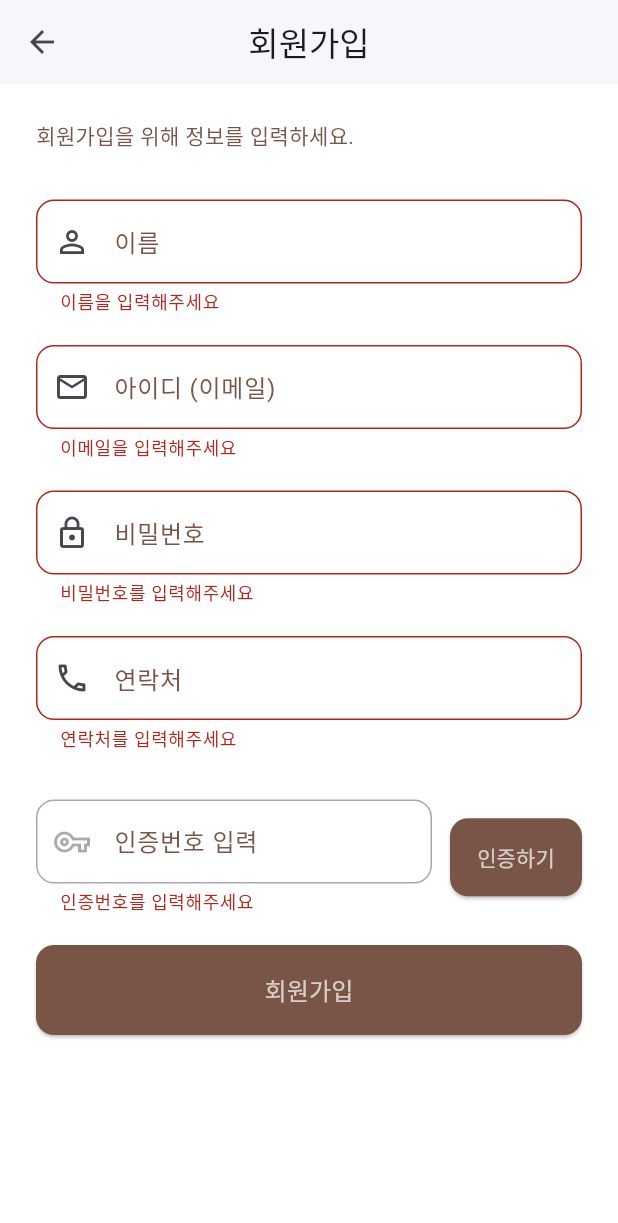
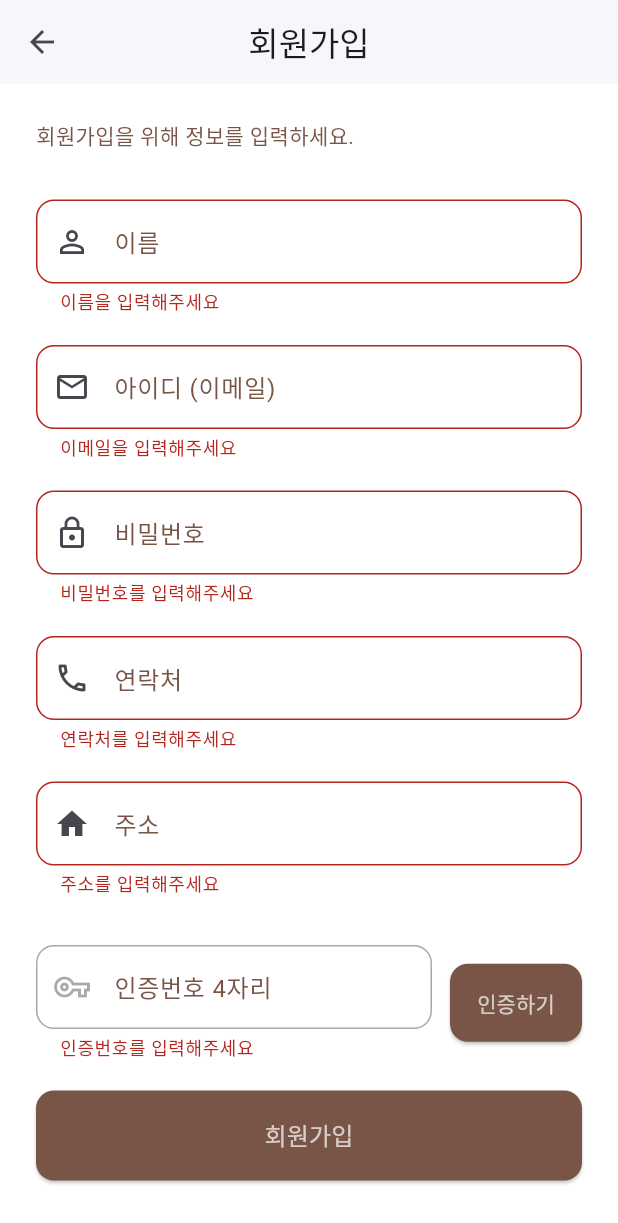
Before and after one commit to jungwL/MyApp, a Flutter app: the Joinuser screen opened directly, after a tap on "회원가입", on a phone screen of 412 x 824 dp. Shown: the top 1223 px of the screen. Run offline on Flutter 3.47's test engine with Material 3 defaults, Android fonts, the phone set to English and light mode, and no system bars; our stand-ins replace animated_text_kit, barcode_widget, easy_localization, flutter_dotenv, flutter_map, flutter_staggered_animations and 4 more; accounts and stored records are empty; network calls fail.

Commit message:
0829수정

```diff
--- a/lib/screens/join/joinUser.dart
+++ b/lib/screens/join/joinUser.dart
@@ -23,6 +23,7 @@ class _JoinUserState extends State<Joinuser> with SingleTickerProviderStateMixin
   final TextEditingController _passwordController = TextEditingController();
   final TextEditingController _phoneController = TextEditingController();
   final TextEditingController _authCodeController = TextEditingController();
+  final TextEditingController _userAddressController = TextEditingController();
 
   //커서 포커스
   final FocusNode _authCodeFocus = FocusNode();
@@ -64,14 +65,14 @@ class _JoinUserState extends State<Joinuser> with SingleTickerProviderStateMixin
           'userId': _emailController.text,         // 사용자 이메일(ID)
           'password': _passwordController.text,    // 사용자 비밀번호
           'phoneNumber': _phoneController.text,    // 사용자 전화번호
+          'userAddress' : _userAddressController.text, // 사용자 주소
         }),
       );
       print('회원가입 HTTP 요청 코드 :  ${response.statusCode}');
       // 서버가 200 OK 응답을 보낸 경우 → 회원가입 성공
       if (response.statusCode == 200) {
-        // 응답받은 JSON 데이터를 User 객체로 변환
-        final user = User.fromJson(json.decode(response.body));
-
+        final msg = response.body; // 그냥 문자열로 받음
+        print('서버통해 받은 메시지 : $msg');
         // 상단에 파란색 알림 표시 (회원가입 성공 메시지)
         ScaffoldMessenger.of(context).showSnackBar(
           const SnackBar(
@@ -106,7 +107,7 @@ class _JoinUserState extends State<Joinuser> with SingleTickerProviderStateMixin
 
       // 예외가 발생한 경우 (예: 서버 연결 실패, JSON 오류 등)
     } catch (e, stack) {
-      print('서버 예외 발생: $e');           // 예외 메시지 출력
+      print('서버 예외 발생: ${e.toString()}');           // 예외 메시지 출력
       print('스택 트레이스: $stack');        // 어디서 예외가 났는지 추적
       ScaffoldMessenger.of(context).showSnackBar(
         SnackBar(content: Text('서버 오류: ${e.toString()}')),  // 사용자에게 오류 메시지 표시
@@ -334,8 +335,32 @@ class _JoinUserState extends State<Joinuser> with SingleTickerProviderStateMixin
                     },
                   ),
 
+                  const SizedBox(height: 20),
+                  TextFormField(
+                    controller: _userAddressController,
+                    keyboardType: TextInputType.streetAddress,
+                    decoration: InputDecoration(
+                        labelText: '주소',
+                        labelStyle: const TextStyle(color: Colors.brown),
+                        prefixIcon: const Icon(Icons.home),
+                        filled: true,
+                        fillColor: Theme.of(context).brightness == Brightness.dark
+                            ? Colors.white10 // 다크모드일 때 연한 흰색
+                            : Colors.white,
+                        border: OutlineInputBorder(borderRadius: BorderRadius.circular(12)),
+                        focusedBorder: OutlineInputBorder(
+                          borderRadius: BorderRadius.circular(12),
+                          borderSide: const BorderSide(color: Colors.brown, width: 2),
+                        )
+                    ),
+                    validator: (value) {
+                      if (value == null || value.trim().isEmpty) {
+                        return '주소를 입력해주세요';
+                      }
+                      return null;
+                    }
+                  ),
                   const SizedBox(height: 32),
-
                   // 인증번호 입력 + 본인인증 버튼 Row
                   Row(
                     children: [
@@ -350,7 +375,7 @@ class _JoinUserState extends State<Joinuser> with SingleTickerProviderStateMixin
                               keyboardType: TextInputType.number,
                               enabled: _isEnabled,
                               decoration: InputDecoration(
-                                labelText: '인증번호 입력',
+                                labelText: '인증번호 4자리',
                                 labelStyle: const TextStyle(color: Colors.brown),
                                 prefixIcon: const Icon(Icons.vpn_key_outlined),
                                 filled: true,
@@ -452,7 +477,6 @@ class _JoinUserState extends State<Joinuser> with SingleTickerProviderStateMixin
                         ),
                     ],
                   ),
-
                   if (_isVerified)
                     const Padding(
                       padding: EdgeInsets.only(top: 8),
--- a/lib/screens/mypage/pin_insert.dart
+++ b/lib/screens/mypage/pin_insert.dart
@@ -53,7 +53,7 @@ class _RegisterPinPageState extends State<RegisterPinPage> {
     }
     // 첫 번째 문자와 나머지 문자들이 모두 같은지 확인
     final firstChar = pin[0];
-    return pin.split('').every((char) => char == firstChar);
+    return pin.split('').every((char) => char == firstChar); //pin.split(''): "8888"이라는 문자열을 ["8", "8", "8", "8"]
   }
   void _addDigit(String digit) {
     if (_inputPassword.length < 4) {
--- a/lib/widgets/customAppBar.dart
+++ b/lib/widgets/customAppBar.dart
@@ -92,7 +92,7 @@ class _CustomAppBarState extends State<CustomAppBar>
           key: const ValueKey('logoTitle'),
           mainAxisSize: MainAxisSize.min,
           children: [
-            Image.asset('images/Logo1.png', width: 120, height: 120),
+            Image.asset('images/Logo1.png', width: 120, height: 200),
             const SizedBox(width: 2),
             Expanded(
               child: AnimatedTextKit(
```
Also changed, not shown: lib/models/User.dart (+14 -11 lines), lib/screens/MyPoint.dart (+62 -8 lines), lib/screens/login/login.dart (+5 -3 lines), lib/screens/login/pin_main.dart (+7 -4 lines), lib/screens/mypage/address_change_page.dart (+76 -49 lines).
